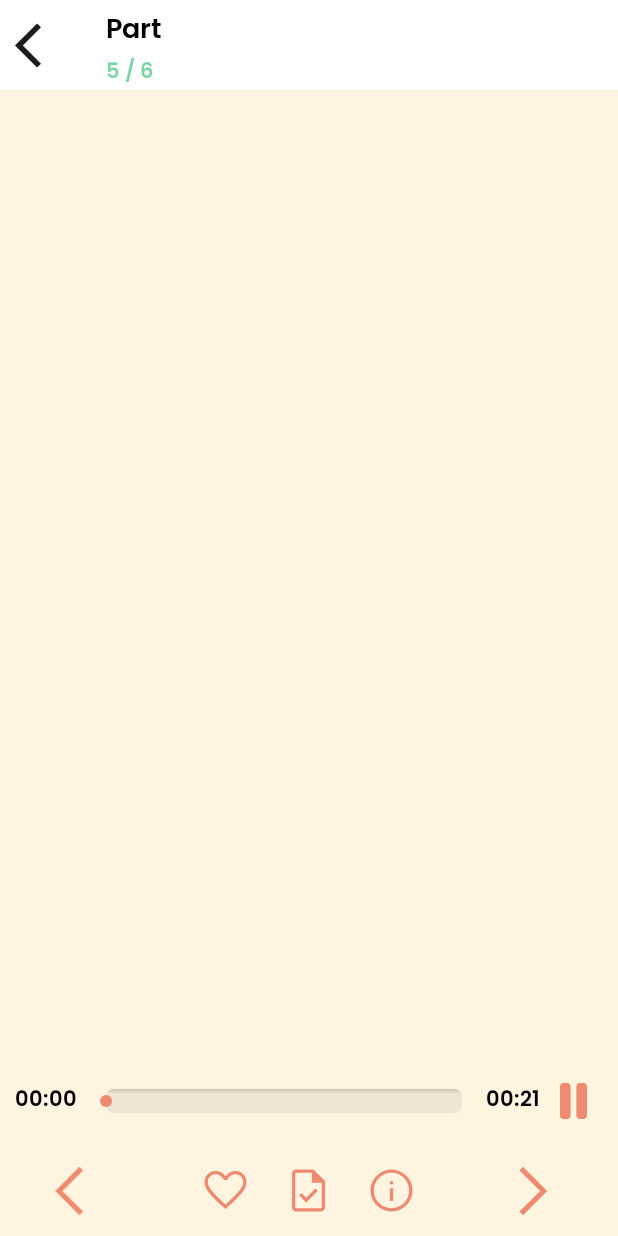
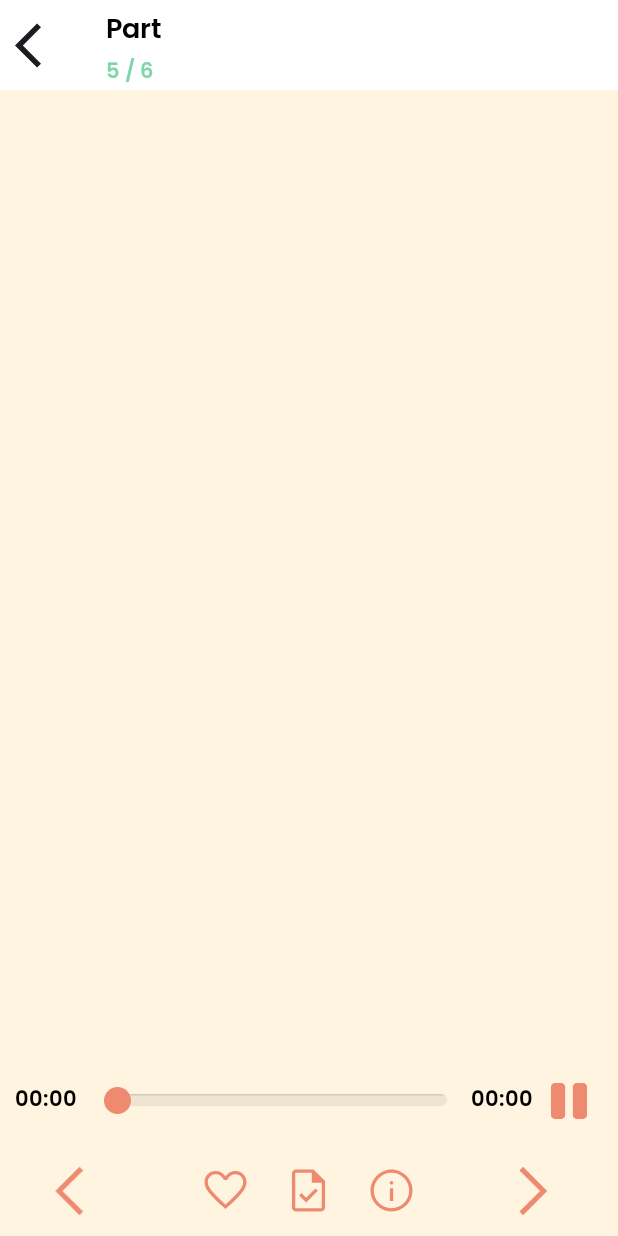
Before and after one commit to khoa083/toeicKblack, an Android app: the layout fragment_parts_test.xml on its own in the app's theme, with its tools: preview values and no code run, on a phone screen of 412 x 824 dp. Run offline under Robolectric (Android 15) with nearby library versions, the phone set to English and light mode, and no system bars.

```diff
--- a/app/src/main/res/drawable/custom_thumb.xml
+++ b/app/src/main/res/drawable/custom_thumb.xml
@@ -4,8 +4,8 @@
         <shape android:shape="oval">
             <solid android:color="#EE8A6F"/>
             <size
-                android:width="8dp"
-                android:height="8dp"/>
+                android:width="18dp"
+                android:height="18dp"/>
         </shape>
     </item>
 </layer-list>
--- a/app/src/main/res/layout/fragment_parts_test.xml
+++ b/app/src/main/res/layout/fragment_parts_test.xml
@@ -139,13 +139,16 @@
                 android:textColor="@color/black" />
 
             <SeekBar
+                android:secondaryProgressTint="@color/processTintSeekBar"
                 android:id="@+id/seekBar_luminosite"
                 android:layout_width="250dp"
-                android:layout_height="wrap_content"
+                android:layout_height="50dp"
+                android:maxHeight="8dp"
                 android:layout_weight="0.5"
                 android:progressDrawable="@drawable/seekbar_style"
                 android:splitTrack="false"
-                android:thumb="@drawable/custom_thumb" />
+                android:thumb="@drawable/custom_thumb"
+                android:thumbOffset="0dp"/>
 
             <TextView
                 android:id="@+id/tvEndTime"
@@ -154,16 +157,23 @@
                 android:layout_gravity="center"
                 android:layout_weight="0.1"
                 android:fontFamily="@font/poppins_semibold"
-                android:text="00:21"
+                android:text="00:00"
                 android:textColor="@color/black" />
 
-            <CheckBox
-                android:layout_width="18dp"
+            <androidx.constraintlayout.widget.ConstraintLayout
+                android:layout_width="24dp"
                 android:layout_height="24dp"
-                android:layout_marginHorizontal="10dp"
-                android:background="@drawable/custom_checkbox"
-                android:button="@null"
-                android:checked="false" />
+                android:layout_marginHorizontal="10dp" >
+                <ImageView
+                    android:id="@+id/ivPlay"
+                    app:layout_constraintTop_toTopOf="parent"
+                    app:layout_constraintStart_toStartOf="parent"
+                    app:layout_constraintEnd_toEndOf="parent"
+                    app:layout_constraintBottom_toBottomOf="parent"
+                    android:layout_width="match_parent"
+                    android:layout_height="match_parent"
+                    android:src="@drawable/button_pause"/>
+            </androidx.constraintlayout.widget.ConstraintLayout>
 
 
         </LinearLayout>
--- a/app/src/main/res/values/colors.xml
+++ b/app/src/main/res/values/colors.xml
@@ -6,4 +6,5 @@
 
     //color text
     <color name="tvTitle">#003D31</color>
+    <color name="processTintSeekBar">#DF9C8A</color>
 </resources>
```
Also changed, not shown: app/src/main/java/com/khoa/demotoeictest/screen/partstest/PartsTestFragment.kt (+77 -36 lines), app/src/main/java/com/khoa/demotoeictest/utils/Constant.kt (+9 -0 lines).
